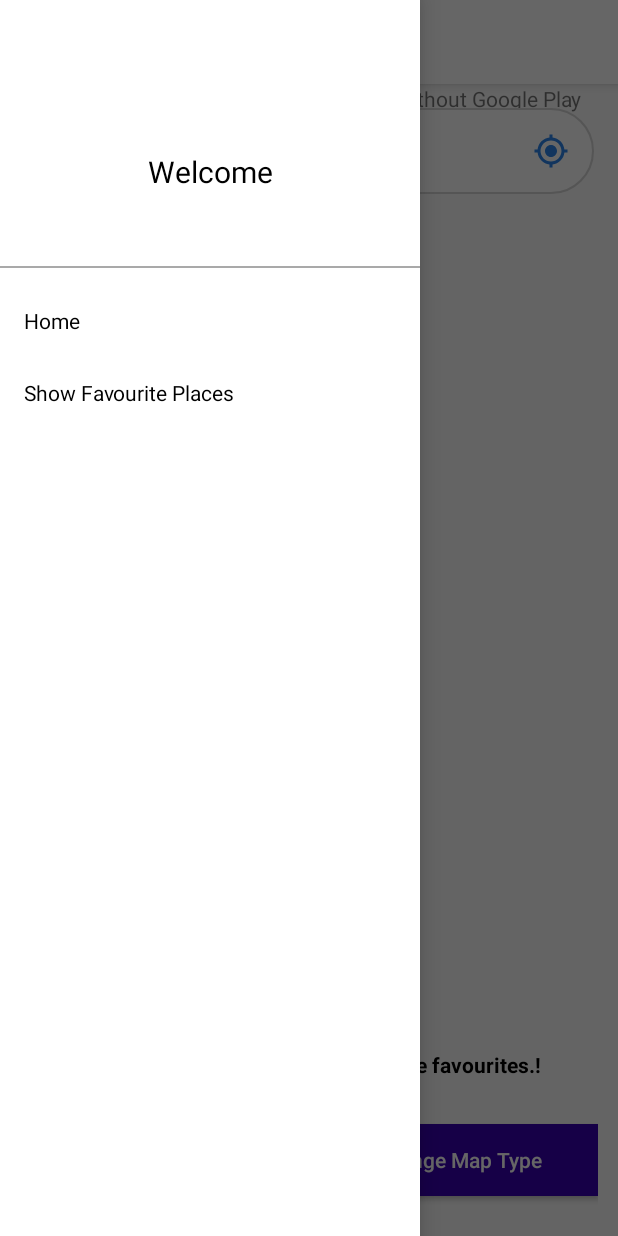
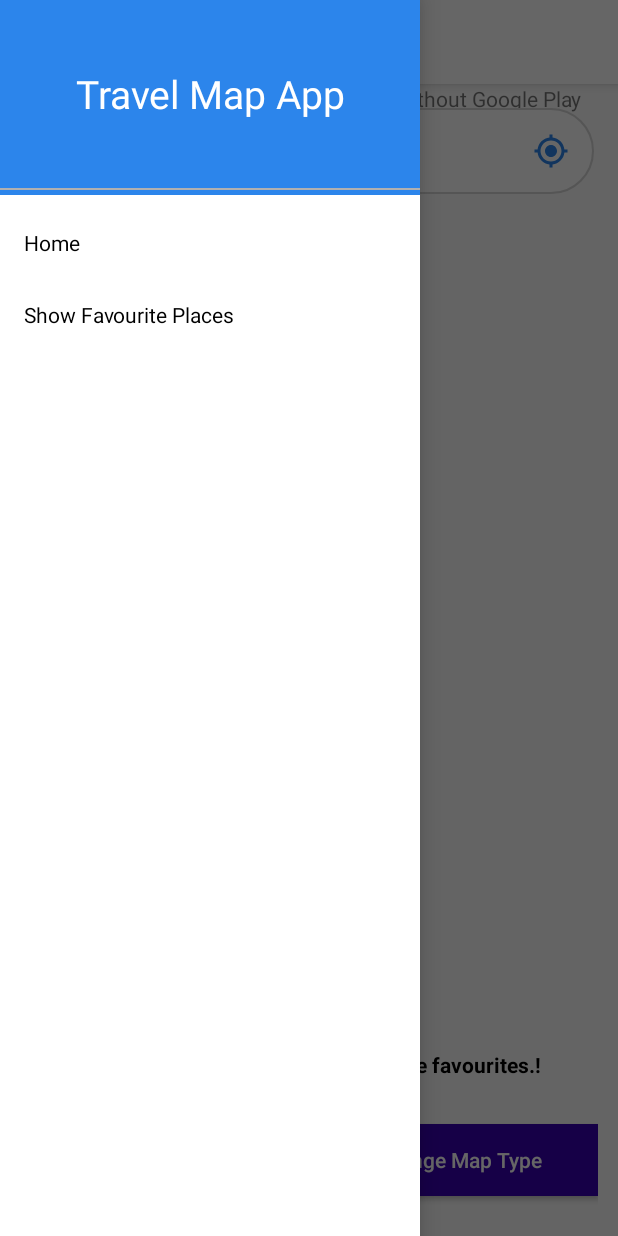
Before and after one commit to NDBNeer/FA_Namrata_C0853345_android, an Android app: the MapActivity screen opened directly, with no data from a screen before it, with the side drawer open, on a phone screen of 412 x 824 dp. Run offline under Robolectric (Android 15) with nearby library versions, the phone set to English and light mode, and no system bars; our stand-ins replace ButterKnife, sdp/ssp sizes.

Commit message:
design changes

```diff
--- a/app/src/main/res/layout/mapactivity_homescreen.xml
+++ b/app/src/main/res/layout/mapactivity_homescreen.xml
@@ -48,7 +48,7 @@
                         android:layout_width="match_parent"
                         android:layout_height="wrap_content"
                         android:layout_marginLeft="@dimen/_5sdp"
-                        android:text="Map"
+                        android:text="@string/travel_map_app"
                         android:textColor="@color/purple_700" />
 
 
@@ -121,14 +121,8 @@
                             android:src="@drawable/icaddress">
 
                         </ImageView>
-
-
                     </LinearLayout>
-
-
                 </RelativeLayout>
-
-
                 <LinearLayout
                     android:orientation="vertical"
                     android:layout_weight="0.5"
--- a/app/src/main/res/layout/nav_header_home.xml
+++ b/app/src/main/res/layout/nav_header_home.xml
@@ -3,50 +3,32 @@
     xmlns:app="http://schemas.android.com/apk/res-auto"
     android:layout_width="match_parent"
     android:layout_height="130dp"
-    android:background="@android:color/white"
+    android:background="@color/locaddress"
     android:orientation="vertical"
-    android:layout_marginTop="@dimen/_40sdp"
     android:weightSum="2">
-
     <LinearLayout
         android:layout_weight="1.95"
         android:orientation="horizontal"
         android:weightSum="3"
         android:layout_width="match_parent"
         android:layout_height="0dp">
-
         <LinearLayout
             android:orientation="horizontal"
             android:layout_width="match_parent"
             android:layout_height="match_parent">
-
             <TextView
                 android:gravity="center"
-                android:textColor="@android:color/black"
-                android:textSize="20dp"
-                android:text="Welcome"
+                android:textColor="@color/white"
+                android:textSize="@dimen/_20sdp"
+                android:text="@string/travel_map_app"
                 android:layout_width="match_parent"
                 android:layout_height="match_parent">
-
             </TextView>
-
-
-
-
         </LinearLayout>
-
-
     </LinearLayout>
-
-
-
     <View
-        android:background="#A9A9A9"
+        android:background="@color/grey"
         android:layout_width="match_parent"
         android:layout_height="@dimen/_1sdp">
-
     </View>
-
-
-
 </LinearLayout>
--- a/app/src/main/res/values/colors.xml
+++ b/app/src/main/res/values/colors.xml
@@ -4,6 +4,7 @@
     <color name="purple_500">#FF6200EE</color>
     <color name="purple_700">#FF3700B3</color>
     <color name="locaddress">#2c85eb</color>
+    <color name="locadress">#A8C9ED</color>
     <color name="teal_200">#FF03DAC5</color>
     <color name="teal_700">#FF018786</color>
     <color name="black">#FF000000</color>
--- a/app/src/main/res/values/strings.xml
+++ b/app/src/main/res/values/strings.xml
@@ -20,4 +20,6 @@
     <string name="swipe_item_to_delete_or_edit">Swipe item to delete or edit.</string>
     <string name="we_couldn_t_find_any_records">We couldn\'t find any records.</string>
     <string name="travel_map_app">Travel Map App</string>
+    <string name="already">Already Visited</string>
+    <string name="markasvisited">Mark As Visited</string>
 </resources>
```
Also changed, not shown: app/src/main/java/com/lambton/fa_namrata_c0853345_android/activities/FavouritePlaceActivity.java (+3 -4 lines), app/src/main/res/layout/savedlist_design.xml (+11 -1 lines), app/src/main/res/drawable/placeholder.png (added).
